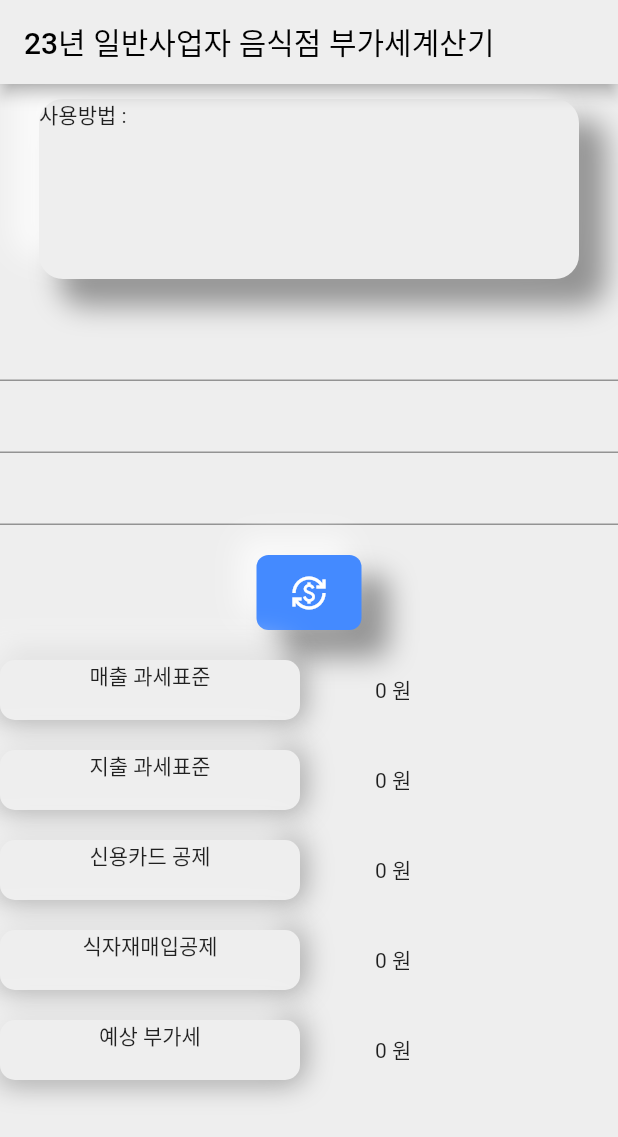
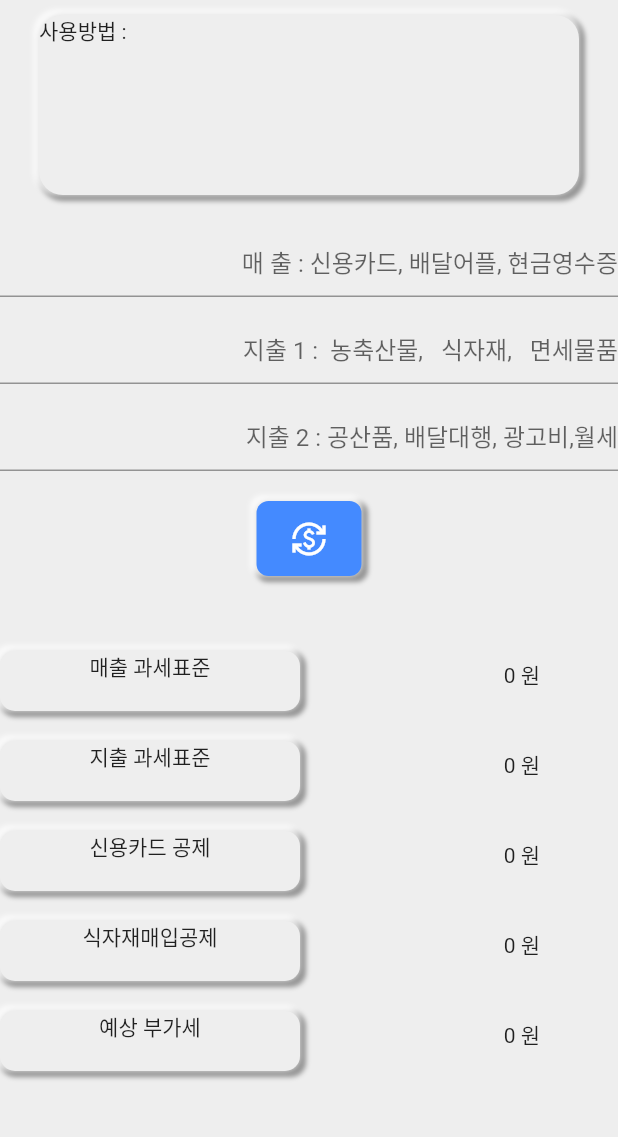
Before and after one commit to jhonhyuncheol88/taxcalculator126, a Flutter app: the screen it shows after launch, after a tap on the "currency exchange" icon, on a phone screen of 412 x 824 dp. Shown: the top 1137 px of the screen. Run offline on Flutter 3.47's test engine with Material 2 defaults, Android fonts, the phone set to English and light mode, and no system bars; missing offline and left inert: pattern_formatter.

Commit message:
12월 11일 오후 9시 40분

```diff
--- /dev/null
+++ b/lib/Newmorphism.dart
@@ -0,0 +1,14 @@
+import 'package:flutter/material.dart';
+
+
+
+
+class newmorphismNumber extends Scaffold {
+
+  final int off1 =-16;
+  final int off2  =16;
+  final int blurR = 16;
+  final int spredR = 2;
+
+
+}
--- a/lib/main.dart
+++ b/lib/main.dart
@@ -2,7 +2,7 @@ import 'package:flutter/material.dart';
 import 'package:flutter/services.dart';
 import 'package:intl/intl.dart';
 import 'package:pattern_formatter/pattern_formatter.dart';
-
+import 'package:flutter/services.dart'; //앱 상단의 stauts 바를 없앨 수 잇음
 
 
 
@@ -13,6 +13,7 @@ class MyApp extends StatelessWidget {
 
   @override
   Widget build(BuildContext context) {
+    SystemChrome.setEnabledSystemUIOverlays([SystemUiOverlay.top]);
     return MaterialApp(
       debugShowCheckedModeBanner: false,
       title: 'app',
@@ -32,35 +33,42 @@ class HomePage extends StatefulWidget {
 }
 
 class _HomePageState extends State<HomePage> {
+
+
+// 뉴모피즘 변수 값
+  final  off1 =-2.0;
+  final  off2  =2.0;
+  final  blurR = 2.0;
+  final  spredR = 2.0;
+
+//
+
+ bool cred =false; //신용카드 공제 조건식
+
   bool click = false; //계산 버튼 애니메이션 변수
 
   var comma = NumberFormat('###,### 원'); //콤마 찍는 변수
 
-  //final comma = NumberFormat("###,###,###,### 원"); //콤마 관련 변수 선언
+  var t1 = TextEditingController(); //매출 입력칸
+  var t2 = TextEditingController(); // 식자재 지출 입력칸
+  var t3 = TextEditingController(); //  그외 지출 입력칸
 
-  var t1 = TextEditingController();
-  var t2 = TextEditingController();
-  var t3 = TextEditingController();
-
-
-
-
-  double taxincome = 0;
-  double taxspending = 0;
-  double creditcard_help = 0;
-  double spending_Food_help = 0;
-  double estimate_tax = 0;
-
-
+  double taxincome = 0; //매출 과세표준
+  double taxspending = 0; // 지출 과세표준
+  double creditcard_help = 0; // 신용카드공제
+  double spending_Food_help = 0; //의제 매입 공제
+  double estimate_tax = 0; //예상 부가세  = (t1 *1/10) - (t3 *1/10) - (t1 *13/1000) - (t2*9/109)
+  double overcreditcard_help = 10000000;
+//컨트롤러 초기화
   @override
   void initState() {
-
     t1 = TextEditingController();
-     t2 =TextEditingController();
-     t3 =TextEditingController();
+    t2 = TextEditingController();
+    t3 = TextEditingController();
     super.initState();
   }
 
+  // 컨트롤러 메모리 누수 막기 위해
   @override
   void dispose() {
     t1.dispose();
@@ -72,45 +80,57 @@ class _HomePageState extends State<HomePage> {
   //2. 콤마를 제거한 숫자 값을 double.parse로 변환해준다.
   //3. double로 된 숫자 값을 해당 변수에 넣어주고 계산식을 적용한다.
   void convertStringtoDouble() {
-    var t1text =t1.text;
-    var t1convert= t1text.replaceAll(",", "");
-    var income=double.parse(t1convert);
 
-    var t2text =t2.text;
-    var t2convert = t2text.replaceAll(",","");
-    var spending_Food =double.parse(t2convert);
+
+
+    var t1text = t1.text;
+    var t1convert = t1text.replaceAll(",", "");
+    var income = double.parse(t1convert);
+
+    var t2text = t2.text;
+    var t2convert = t2text.replaceAll(",", "");
+    var spending_Food = double.parse(t2convert);
 
     var t3text = t3.text;
     var t3convert = t3text.replaceAll(",", "");
-    var spending_Product =double.parse(t3convert);
+    var spending_Product = double.parse(t3convert);
 
 
-        taxincome = income * 1/10;
-        spending_Food_help = spending_Food * 9/109;
-        taxspending = spending_Product *1/10;
-        creditcard_help = spending_Product *13/1000;
-        estimate_tax = (income *1/10) -(spending_Product*1/10) -(spending_Product*13/1000) -(spending_Food*75/1000);
+
+    taxincome = income * 1 / 10;
+    spending_Food_help = spending_Food * 9 / 109;
+    taxspending = spending_Product * 1 / 10;
+    creditcard_help =income * 13/1000;
+
+    //신용카드공제, 의제매입공제 조건식
+      if(creditcard_help >10000000 ) {
+        creditcard_help =10000000;
 
       }
+
+    estimate_tax = taxincome-taxspending -creditcard_help-spending_Food_help;
 
 
 
 
 
+  }
+
   @override
   Widget build(BuildContext context) {
     return Scaffold(
       backgroundColor: Colors.grey[200],
-      appBar: AppBar(
-        backgroundColor: Colors.grey[200],
-        title: Text(
-          '23년 일반사업자 음식점 부가세계산기',
-          style: TextStyle(
-            color: Colors.black,
-          ),
-        ),
-      ),
-      body: SafeArea(
+      body:
+
+      GestureDetector(
+        onTap: (){
+          setState(() {
+            FocusScope.of(context).unfocus();
+
+          });
+        },
+
+        child: SafeArea(
             child: SingleChildScrollView(
           child: Column(
             children: [
@@ -125,16 +145,16 @@ class _HomePageState extends State<HomePage> {
                   borderRadius: BorderRadius.circular(16),
                   boxShadow: [
                     BoxShadow(
-                    offset: Offset(16, 16),
+                      offset: Offset(off2, off2),
                       color: Colors.black38,
-                    blurRadius: 16,
-                    spreadRadius: 2,
+                      blurRadius: blurR,
+                      spreadRadius: spredR,
                     ),
                     BoxShadow(
-                    offset: Offset(-16, -16),
+                      offset: Offset(off1, off1),
                       color: Colors.white70,
-                    blurRadius: 16,
-                    spreadRadius: 2,
+                      blurRadius: blurR,
+                      spreadRadius: spredR,
                     )
                   ],
                 ),
@@ -147,28 +167,43 @@ class _HomePageState extends State<HomePage> {
               ),
 
               TextField(
+
+                maxLength: 11,
                 controller: t1,
                 keyboardType: TextInputType.number,
                 textAlign: TextAlign.end,
                 inputFormatters: [ThousandsFormatter()],
-
-
+                decoration: InputDecoration(counterText: "",
+                  hintText: ' 매 출 : 신용카드, 배달어플, 현금영수증',
 
 
                 ),
+              ),
+              SizedBox(height: 10,
+              ),
 
               TextField(
+                maxLength:11,
                 controller: t2,
                 keyboardType: TextInputType.number,
                 textAlign: TextAlign.end,
                 inputFormatters: [ThousandsFormatter()],
+                decoration: InputDecoration(counterText: "",
+                  hintText: '지출 1 :  농축산물,   식자재,   면세물품'
+                ),
 
               ),
+              SizedBox(height: 10,),
+
               TextField(
+                maxLength: 11,
                 controller: t3,
                 keyboardType: TextInputType.number,
                 textAlign: TextAlign.end,
                 inputFormatters: [ThousandsFormatter()],
+                decoration: InputDecoration(counterText: "",
+                  hintText: '지출 2 : 공산품, 배달대행, 광고비,월세'
+                ),
               ),
               SizedBox(
                 height: 20,
@@ -177,10 +212,9 @@ class _HomePageState extends State<HomePage> {
                 onTap: () {
                   setState(() {
                     click = !click;
-
                     convertStringtoDouble();
 
-                  //taxcalcualtor();
+                    FocusScope.of(context).unfocus(); //키보드 내리는 함수
                   });
                 },
                 child: AnimatedContainer(
@@ -188,6 +222,7 @@ class _HomePageState extends State<HomePage> {
                       Icons.currency_exchange_sharp,
                       color: Colors.white,
                     ),
+
                     height: 50,
                     width: 70,
                     duration: Duration(milliseconds: 1),
@@ -199,22 +234,22 @@ class _HomePageState extends State<HomePage> {
                             ? null
                             : [
                                 BoxShadow(
-                                offset: Offset(16, 16),
+                                  offset: Offset(off2, off2),
                                   color: Colors.black38,
-                                blurRadius: 16,
-                                spreadRadius: 2,
+                                  blurRadius: blurR,
+                                  spreadRadius: spredR,
                                 ),
                                 BoxShadow(
-                                offset: Offset(-10, -10),
+                                  offset: Offset(off1, off1),
                                   color: Colors.white70,
-                                blurRadius: 16,
-                                spreadRadius: 2,
+                                  blurRadius: blurR,
+                                  spreadRadius: spredR,
                                 )
                               ])),
               ),
 
               SizedBox(
-              height: 20,
+                height: 50,
               ),
 
               Row(
@@ -228,15 +263,15 @@ class _HomePageState extends State<HomePage> {
                         borderRadius: BorderRadius.circular(10),
                         boxShadow: [
                           BoxShadow(
-                            offset: Offset(0, 0),
+                              offset: Offset(off2, off2),
                               color: Colors.black38,
-                            blurRadius: 16,
-                            spreadRadius: 2),
+                              blurRadius: blurR,
+                              spreadRadius: spredR),
                           BoxShadow(
-                            offset: Offset(-10, -10),
+                              offset: Offset(off1, off1),
                               color: Colors.white70,
-                            blurRadius: 16,
-                            spreadRadius: 2)
+                              blurRadius: blurR,
+                              spreadRadius: spredR)
                         ]),
                     child: Text(
                       '매출 과세표준',
@@ -246,7 +281,11 @@ class _HomePageState extends State<HomePage> {
                   SizedBox(
                     width: 50,
                   ),
-                Text(comma.format(taxincome)), //taxincome
+                  Container(  width: 110,
+                      height: 30,
+
+
+                      child: Text(comma.format(taxincome),textAlign: TextAlign.end,)), //taxincome
                 ],
               ),
               SizedBox(
@@ -263,15 +302,15 @@ class _HomePageState extends State<HomePage> {
                         borderRadius: BorderRadius.circular(10),
                         boxShadow: [
                           BoxShadow(
-                            offset: Offset(0, 0),
+                              offset: Offset(off2, off2),
                               color: Colors.black38,
-                            blurRadius: 16,
-                            spreadRadius: 2),
+                              blurRadius: blurR,
+                              spreadRadius: spredR),
                           BoxShadow(
-                            offset: Offset(-10, -10),
+                              offset: Offset(off1, off1),
                               color: Colors.white70,
-                            blurRadius: 16,
-                            spreadRadius: 2)
+                              blurRadius: blurR,
+                              spreadRadius: spredR)
                         ]),
                     child: Text(
                       '지출 과세표준',
@@ -281,7 +320,13 @@ class _HomePageState extends State<HomePage> {
                   SizedBox(
                     width: 50,
                   ),
-                Text(comma.format(taxspending)),
+                  Container(
+
+                      width: 110,
+                      height: 30,
+
+
+                      child: Text(comma.format(taxspending),textAlign: TextAlign.end,)),
                 ],
               ),
               SizedBox(
@@ -298,15 +343,15 @@ class _HomePageState extends State<HomePage> {
                         borderRadius: BorderRadius.circular(10),
                         boxShadow: [
                           BoxShadow(
-                            offset: Offset(0, 0),
+                              offset: Offset(off2, off2),
                               color: Colors.black38,
-                            blurRadius: 16,
-                            spreadRadius: 2),
+                              blurRadius: blurR,
+                              spreadRadius: spredR),
                           BoxShadow(
-                            offset: Offset(-10, -10),
+                              offset: Offset(off1, off1),
                               color: Colors.white70,
-                            blurRadius: 16,
-                            spreadRadius: 2)
+                              blurRadius: blurR,
+                              spreadRadius: spredR)
                         ]),
                     child: Text(
                       '신용카드 공제',
@@ -316,7 +361,12 @@ class _HomePageState extends State<HomePage> {
                   SizedBox(
                     width: 50,
                   ),
-                Text(comma.format(creditcard_help)),
+                  Container(
+                      width: 110,
+                      height: 30,
+
+
+                      child: Text(comma.format(creditcard_help),textAlign: TextAlign.end,)),
                   //신용카드 공제 매출의 1.3%
                 ],
               ),
@@ -334,15 +384,15 @@ class _HomePageState extends State<HomePage> {
                         borderRadius: BorderRadius.circular(10),
                         boxShadow: [
                           BoxShadow(
-                            offset: Offset(0, 0),
+                              offset: Offset(off2, off2),
                               color: Colors.black38,
-                            blurRadius: 16,
-                            spreadRadius: 2),
+                              blurRadius: blurR,
+                              spreadRadius: spredR),
                           BoxShadow(
-                            offset: Offset(-10, -10),
+                              offset: Offset(off1, off1),
                               color: Colors.white70,
-                            blurRadius: 16,
-                            spreadRadius: 2)
+                              blurRadius: blurR,
+                              spreadRadius: spredR)
                         ]),
                     child: Text(
                       '식자재매입공제',
@@ -352,7 +402,12 @@ class _HomePageState extends State<HomePage> {
                   SizedBox(
                     width: 50,
                   ),
-                Text(comma.format(spending_Food_help)),
+                  Container(
+                      width: 110,
+                      height: 30,
+
+
+                      child: Text(comma.format(spending_Food_help),textAlign: TextAlign.end,)),
                   //의제매입공제 식자재 매출의 2억미만 8.26% , 2억 초과 7.24%
                 ],
               ),
@@ -370,15 +425,15 @@ class _HomePageState extends State<HomePage> {
                         borderRadius: BorderRadius.circular(10),
                         boxShadow: [
                           BoxShadow(
-                            offset: const Offset(0, 0),
+                              offset:  Offset(off2, off2),
                               color: Colors.black38,
-                            blurRadius: 16,
-                            spreadRadius: 2),
+                              blurRadius: blurR,
+                              spreadRadius: spredR),
                           BoxShadow(
-                            offset: Offset(-10, -10),
+                              offset: Offset(off1, off1),
                               color: Colors.white70,
-                            blurRadius: 16,
-                            spreadRadius: 2)
+                              blurRadius: blurR,
+                              spreadRadius: spredR)
                         ]),
                     child: Text(
                       '예상 부가세',
@@ -388,7 +443,12 @@ class _HomePageState extends State<HomePage> {
                   SizedBox(
                     width: 50,
                   ),
-                Text(comma.format(estimate_tax)),
+                  Container(
+                      width: 110,
+                      height: 30,
+
+
+                      child: Text(comma.format(estimate_tax),textAlign: TextAlign.end,)),
                 ],
               ),
 
@@ -399,6 +459,7 @@ class _HomePageState extends State<HomePage> {
             // (매출*1/10) - (공산품+서비스+광고비 지출 * 1/10) - 신용카드공제 - 의제매입공제
 
             ),
+      ),
     );
   }
 }
```
Lines whose indentation alone changed are shown as unchanged.
